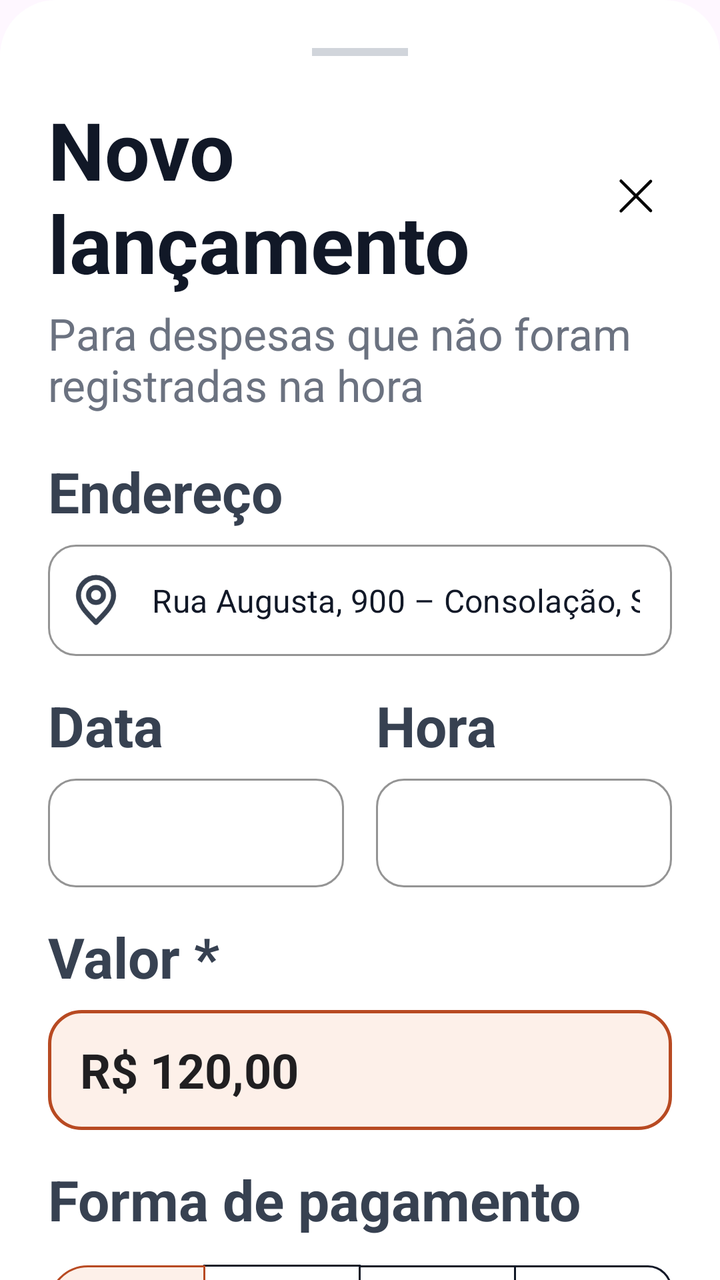
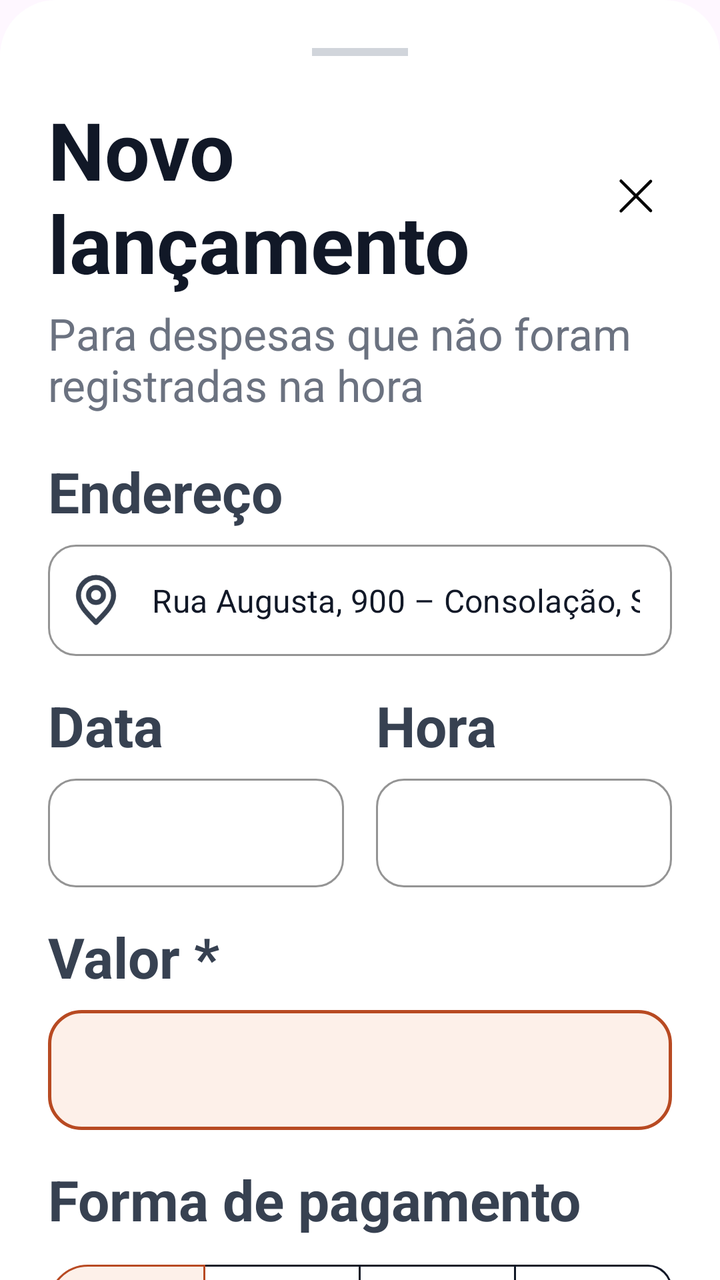

Two renders of the same Android screen: before a commit and after it. Below are the layout's source before the change and the commit's diff.
<!-- AndroidManifest.xml: application theme Theme.PIC -->
<!-- res/layout/bottom_sheet_new_expense.xml -->
<?xml version="1.0" encoding="utf-8"?>
<androidx.core.widget.NestedScrollView xmlns:android="http://schemas.android.com/apk/res/android"
    xmlns:app="http://schemas.android.com/apk/res-auto"
    xmlns:tools="http://schemas.android.com/tools"
    android:layout_width="match_parent"
    android:layout_height="wrap_content"
    android:background="@drawable/bg_bottom_sheet"
    android:fillViewport="true">

    <androidx.constraintlayout.widget.ConstraintLayout
        android:layout_width="match_parent"
        android:layout_height="wrap_content"
        android:padding="24dp">

        
        <View
            android:id="@+id/dragHandle"
            android:layout_width="48dp"
            android:layout_height="4dp"
            android:background="#D1D5DB"
            app:layout_constraintEnd_toEndOf="parent"
            app:layout_constraintStart_toStartOf="parent"
            app:layout_constraintTop_toTopOf="parent" />

        
        <TextView
            android:id="@+id/tvTitle"
            android:layout_width="0dp"
            android:layout_height="wrap_content"
            android:layout_marginTop="20dp"
            android:text="@string/new_expense_title"
            android:textColor="#111827"
            android:textSize="40sp"
            android:textStyle="bold"
            app:layout_constraintEnd_toStartOf="@id/btnClose"
            app:layout_constraintStart_toStartOf="parent"
            app:layout_constraintTop_toBottomOf="@id/dragHandle" />

        
        <ImageView
            android:id="@+id/btnClose"
            android:layout_width="36dp"
            android:layout_height="36dp"
            android:contentDescription="@null"
            android:src="@drawable/close"
            app:layout_constraintBottom_toBottomOf="@id/tvTitle"
            app:layout_constraintEnd_toEndOf="parent"
            app:layout_constraintTop_toTopOf="@id/tvTitle"/>

        
        <TextView
            android:id="@+id/tvSubtitle"
            android:layout_width="0dp"
            android:layout_height="wrap_content"
            android:layout_marginTop="4dp"
            android:text="@string/new_expense_subtitle"
            android:textColor="#6B7280"
            android:textSize="22sp"
            app:layout_constraintEnd_toEndOf="parent"
            app:layout_constraintStart_toStartOf="parent"
            app:layout_constraintTop_toBottomOf="@id/tvTitle" />

        
        <TextView
            android:id="@+id/lblAddress"
            android:layout_width="wrap_content"
            android:layout_height="wrap_content"
            android:layout_marginTop="20dp"
            android:text="@string/label_address"
            android:textColor="#374151"
            android:textSize="28sp"
            android:textStyle="bold"
            app:layout_constraintStart_toStartOf="parent"
            app:layout_constraintTop_toBottomOf="@id/tvSubtitle" />

        <com.google.android.material.textfield.TextInputLayout
            android:id="@+id/tilAddress"
            style="@style/Widget.MaterialComponents.TextInputLayout.OutlinedBox"
            android:layout_width="0dp"
            android:layout_height="wrap_content"
            android:layout_marginTop="8dp"
            app:boxCornerRadiusBottomEnd="14dp"
            app:boxCornerRadiusBottomStart="14dp"
            app:boxCornerRadiusTopEnd="14dp"
            app:boxCornerRadiusTopStart="14dp"
            app:boxStrokeColor="#D1D5DB"
            app:boxStrokeWidth="1dp"
            app:hintEnabled="false"
            app:startIconDrawable="@drawable/location"
            app:startIconTint="#374151"
            app:layout_constraintEnd_toEndOf="parent"
            app:layout_constraintStart_toStartOf="parent"
            app:layout_constraintTop_toBottomOf="@id/lblAddress">

            <com.google.android.material.textfield.TextInputEditText
                android:id="@+id/etAddress"
                android:layout_width="match_parent"
                android:layout_height="wrap_content"
                android:inputType="textPostalAddress"
                android:text="@string/placeholder_address"
                android:textColor="#111827"
                android:textSize="16sp" />
        </com.google.android.material.textfield.TextInputLayout>

        
        <TextView
            android:id="@+id/lblDate"
            android:layout_width="0dp"
            android:layout_height="wrap_content"
            android:layout_marginTop="16dp"
            android:layout_marginEnd="8dp"
            android:text="@string/label_date_short"
            android:textColor="#374151"
            android:textSize="28sp"
            android:textStyle="bold"
            app:layout_constraintEnd_toStartOf="@id/lblTime"
            app:layout_constraintStart_toStartOf="parent"
            app:layout_constraintTop_toBottomOf="@id/tilAddress" />

        <TextView
            android:id="@+id/lblTime"
            android:layout_width="0dp"
            android:layout_height="wrap_content"
            android:layout_marginStart="8dp"
            android:layout_marginTop="16dp"
            android:text="@string/label_time"
            android:textColor="#374151"
            android:textSize="28sp"
            android:textStyle="bold"
            app:layout_constraintEnd_toEndOf="parent"
            app:layout_constraintStart_toEndOf="@id/lblDate"
            app:layout_constraintTop_toBottomOf="@id/tilAddress" />

        
        <com.google.android.material.textfield.TextInputLayout
            android:id="@+id/tilDate"
            style="@style/Widget.MaterialComponents.TextInputLayout.OutlinedBox"
            android:layout_width="0dp"
            android:layout_height="wrap_content"
            android:layout_marginTop="8dp"
            android:layout_marginEnd="8dp"
            app:boxCornerRadiusBottomEnd="14dp"
            app:boxCornerRadiusBottomStart="14dp"
            app:boxCornerRadiusTopEnd="14dp"
            app:boxCornerRadiusTopStart="14dp"
            app:boxStrokeColor="#D1D5DB"
            app:boxStrokeWidth="1dp"
            app:hintEnabled="false"
            app:layout_constraintEnd_toStartOf="@id/tilTime"
            app:layout_constraintStart_toStartOf="parent"
            app:layout_constraintTop_toBottomOf="@id/lblDate">

            <com.google.android.material.textfield.TextInputEditText
                android:id="@+id/etDate"
                android:layout_width="match_parent"
                android:layout_height="wrap_content"
                android:inputType="none"
                android:textColor="#111827"
                android:textSize="15sp" />
        </com.google.android.material.textfield.TextInputLayout>

        
        <com.google.android.material.textfield.TextInputLayout
            android:id="@+id/tilTime"
            style="@style/Widget.MaterialComponents.TextInputLayout.OutlinedBox"
            android:layout_width="0dp"
            android:layout_height="wrap_content"
            android:layout_marginStart="8dp"
            android:layout_marginTop="8dp"
            app:boxCornerRadiusBottomEnd="14dp"
            app:boxCornerRadiusBottomStart="14dp"
            app:boxCornerRadiusTopEnd="14dp"
            app:boxCornerRadiusTopStart="14dp"
            app:boxStrokeColor="#D1D5DB"
            app:boxStrokeWidth="1dp"
            app:hintEnabled="false"
            app:layout_constraintEnd_toEndOf="parent"
            app:layout_constraintStart_toEndOf="@id/tilDate"
            app:layout_constraintTop_toBottomOf="@id/lblTime">

            <com.google.android.material.textfield.TextInputEditText
                android:id="@+id/etTime"
                android:layout_width="match_parent"
                android:layout_height="wrap_content"
                android:inputType="none"
                android:textColor="#111827"
                android:textSize="15sp" />
        </com.google.android.material.textfield.TextInputLayout>

        
        <TextView
            android:id="@+id/lblValue"
            android:layout_width="wrap_content"
            android:layout_height="wrap_content"
            android:layout_marginTop="16dp"
            android:text="@string/label_value"
            android:textColor="#374151"
            android:textSize="28sp"
            android:textStyle="bold"
            app:layout_constraintStart_toStartOf="parent"
            app:layout_constraintTop_toBottomOf="@id/tilDate" />

        <EditText
            android:id="@+id/etValue"
            android:layout_width="0dp"
            android:layout_height="60dp"
            android:layout_marginTop="8dp"
            android:background="@drawable/bg_expense_value_input"
            android:inputType="numberDecimal"
            android:paddingHorizontal="16dp"
            android:text="@string/placeholder_expense_value"
            android:textColor="#201F21"
            android:textSize="24sp"
            android:textStyle="bold"
            app:layout_constraintEnd_toEndOf="parent"
            app:layout_constraintStart_toStartOf="parent"
            app:layout_constraintTop_toBottomOf="@id/lblValue" />

        
        <TextView
            android:id="@+id/lblPaymentMethod"
            android:layout_width="wrap_content"
            android:layout_height="wrap_content"
            android:layout_marginTop="16dp"
            android:text="@string/label_payment_method"
            android:textColor="#374151"
            android:textSize="28sp"
            android:textStyle="bold"
            app:layout_constraintStart_toStartOf="parent"
            app:layout_constraintTop_toBottomOf="@id/etValue" />

        <com.google.android.material.button.MaterialButtonToggleGroup
            android:id="@+id/toggleGroupPayment"
            android:layout_width="0dp"
            android:layout_height="wrap_content"
            android:layout_marginTop="8dp"
            app:checkedButton="@id/btnPaymentCash"
            app:singleSelection="true"
            app:layout_constraintEnd_toEndOf="parent"
            app:layout_constraintStart_toStartOf="parent"
            app:layout_constraintTop_toBottomOf="@id/lblPaymentMethod"
            app:backgroundTint="@color/selector_payment_button_bg"
            app:strokeColor="@color/selector_payment_button_text"
            android:textColor="@color/selector_payment_button_text">

            <com.google.android.material.button.MaterialButton
                android:id="@+id/btnPaymentCash"
                style="@style/Widget.MaterialComponents.Button.OutlinedButton"
                android:layout_width="0dp"
                android:layout_height="48dp"
                android:layout_weight="1"
                android:text="@string/payment_cash"
                android:textAllCaps="false"
                android:textSize="13sp"
                app:cornerRadius="20dp"
                app:backgroundTint="@color/selector_payment_button_bg"
                app:strokeColor="@color/selector_payment_button_text"
                android:textColor="@color/selector_payment_button_text"/>

            <com.google.android.material.button.MaterialButton
                android:id="@+id/btnPaymentPix"
                style="@style/Widget.MaterialComponents.Button.OutlinedButton"
                android:layout_width="0dp"
                android:layout_height="48dp"
                android:layout_weight="1"
                android:text="@string/payment_pix"
                android:textAllCaps="false"
                app:cornerRadius="12dp"
                app:backgroundTint="@color/selector_payment_button_bg"
                app:strokeColor="@color/selector_payment_button_text"
                android:textColor="@color/selector_payment_button_text"/>

            <com.google.android.material.button.MaterialButton
                android:id="@+id/btnPaymentDebit"
                style="@style/Widget.MaterialComponents.Button.OutlinedButton"
                android:layout_width="0dp"
                android:layout_height="48dp"
                android:layout_weight="1"
                android:text="@string/payment_debit"
                android:textAllCaps="false"
                android:textSize="13sp"
                app:cornerRadius="12dp"
                app:backgroundTint="@color/selector_payment_button_bg"
                app:strokeColor="@color/selector_payment_button_text"
                android:textColor="@color/selector_payment_button_text"/>

            <com.google.android.material.button.MaterialButton
                android:id="@+id/btnPaymentCredit"
                style="@style/Widget.MaterialComponents.Button.OutlinedButton"
                android:layout_width="0dp"
                android:layout_height="48dp"
                android:layout_weight="1"
                android:text="@string/payment_credit"
                android:textAllCaps="false"
                android:textSize="13sp"
                app:cornerRadius="12dp"
                app:backgroundTint="@color/selector_payment_button_bg"
                app:strokeColor="@color/selector_payment_button_text"
                android:textColor="@color/selector_payment_button_text"/>

        </com.google.android.material.button.MaterialButtonToggleGroup>

        
        <TextView
            android:id="@+id/lblType"
            android:layout_width="0dp"
            android:layout_height="wrap_content"
            android:layout_marginTop="16dp"
            android:layout_marginEnd="8dp"
            android:text="@string/label_type"
            android:textColor="#374151"
            android:textSize="28sp"
            android:textStyle="bold"
            app:layout_constraintEnd_toStartOf="@id/lblSubtype"
            app:layout_constraintStart_toStartOf="parent"
            app:layout_constraintTop_toBottomOf="@id/toggleGroupPayment" />

        <TextView
            android:id="@+id/lblSubtype"
            android:layout_width="0dp"
            android:layout_height="wrap_content"
            android:layout_marginStart="8dp"
            android:layout_marginTop="16dp"
            android:text="@string/label_subtype"
            android:textColor="#374151"
            android:textSize="28sp"
            android:textStyle="bold"
            app:layout_constraintEnd_toEndOf="parent"
            app:layout_constraintStart_toEndOf="@id/lblType"
            app:layout_constraintTop_toBottomOf="@id/toggleGroupPayment" />

        <com.google.android.material.textfield.TextInputLayout
            android:id="@+id/tilType"
            style="@style/Widget.MaterialComponents.TextInputLayout.OutlinedBox.ExposedDropdownMenu"
            android:layout_width="0dp"
            android:layout_height="wrap_content"
            android:layout_marginTop="8dp"
            android:layout_marginEnd="8dp"
            app:boxCornerRadiusBottomEnd="14dp"
            app:boxCornerRadiusBottomStart="14dp"
            app:boxCornerRadiusTopEnd="14dp"
            app:boxCornerRadiusTopStart="14dp"
            app:boxStrokeColor="#D1D5DB"
            app:boxStrokeWidth="1dp"
            app:hintEnabled="false"
            app:layout_constraintEnd_toStartOf="@id/tilSubtype"
            app:layout_constraintStart_toStartOf="parent"
            app:layout_constraintTop_toBottomOf="@id/lblType">

            <AutoCompleteTextView
                android:id="@+id/actType"
                android:layout_width="match_parent"
                android:layout_height="wrap_content"
                android:inputType="none"
                android:text="Lazer"
                android:textColor="#111827"
                android:textSize="15sp" />
        </com.google.android.material.textfield.TextInputLayout>

        <com.google.android.material.textfield.TextInputLayout
            android:id="@+id/tilSubtype"
            style="@style/Widget.MaterialComponents.TextInputLayout.OutlinedBox.ExposedDropdownMenu"
            android:layout_width="0dp"
            android:layout_height="wrap_content"
            android:layout_marginStart="8dp"
            android:layout_marginTop="8dp"
            app:boxCornerRadiusBottomEnd="14dp"
            app:boxCornerRadiusBottomStart="14dp"
            app:boxCornerRadiusTopEnd="14dp"
            app:boxCornerRadiusTopStart="14dp"
            app:boxStrokeColor="#D1D5DB"
            app:boxStrokeWidth="1dp"
            app:hintEnabled="false"
            app:layout_constraintEnd_toEndOf="parent"
            app:layout_constraintStart_toEndOf="@id/tilType"
            app:layout_constraintTop_toBottomOf="@id/lblSubtype">

            <AutoCompleteTextView
                android:id="@+id/actSubtype"
                android:layout_width="match_parent"
                android:layout_height="wrap_content"
                android:inputType="none"
                android:text="Bar"
                android:textColor="#111827"
                android:textSize="15sp" />
        </com.google.android.material.textfield.TextInputLayout>

        
        <TextView
            android:id="@+id/lblDescription"
            android:layout_width="wrap_content"
            android:layout_height="wrap_content"
            android:layout_marginTop="16dp"
            android:text="@string/label_description"
            android:textColor="#374151"
            android:textSize="28sp"
            android:textStyle="bold"
            app:layout_constraintStart_toStartOf="parent"
            app:layout_constraintTop_toBottomOf="@id/tilType" />

        <com.google.android.material.textfield.TextInputLayout
            android:id="@+id/tilDescription"
            style="@style/Widget.MaterialComponents.TextInputLayout.OutlinedBox"
            android:layout_width="0dp"
            android:layout_height="wrap_content"
            android:layout_marginTop="8dp"
            app:boxCornerRadiusBottomEnd="14dp"
            app:boxCornerRadiusBottomStart="14dp"
            app:boxCornerRadiusTopEnd="14dp"
            app:boxCornerRadiusTopStart="14dp"
            app:boxStrokeColor="#D1D5DB"
            app:boxStrokeWidth="1dp"
            app:hintEnabled="false"
            app:layout_constraintEnd_toEndOf="parent"
            app:layout_constraintStart_toStartOf="parent"
            app:layout_constraintTop_toBottomOf="@id/lblDescription">

            <com.google.android.material.textfield.TextInputEditText
                android:id="@+id/etDescription"
                android:layout_width="match_parent"
                android:layout_height="wrap_content"
                android:inputType="textCapSentences"
                android:textColor="#111827"
                android:textSize="15sp" />
        </com.google.android.material.textfield.TextInputLayout>

        
        <LinearLayout
            android:id="@+id/layoutButtons"
            android:layout_width="0dp"
            android:layout_height="wrap_content"
            android:layout_marginTop="24dp"
            android:orientation="horizontal"
            app:layout_constraintEnd_toEndOf="parent"
            app:layout_constraintStart_toStartOf="parent"
            app:layout_constraintTop_toBottomOf="@id/tilDescription">

            
            <com.google.android.material.button.MaterialButton
                android:id="@+id/btnCancel"
                style="@style/Widget.MaterialComponents.Button.OutlinedButton"
                android:layout_width="0dp"
                android:layout_height="64dp"
                android:layout_marginEnd="12dp"
                android:layout_weight="1"
                android:text="@string/btn_cancel"
                android:textAllCaps="false"
                android:textColor="#111827"
                android:textSize="20sp"
                android:textStyle="bold"
                app:cornerRadius="16dp"
                app:strokeColor="#D1D5DB"
                app:strokeWidth="1dp" />

            
            <com.google.android.material.button.MaterialButton
                android:id="@+id/btnSaveExpense"
                android:layout_width="0dp"
                android:layout_height="64dp"
                android:layout_weight="1.6"
                android:backgroundTint="#B84A22"
                android:text="@string/btn_save_expense"
                android:textAllCaps="false"
                android:textColor="@color/white"
                android:textSize="20sp"
                android:textStyle="bold"
                app:cornerRadius="16dp" />

        </LinearLayout>

    </androidx.constraintlayout.widget.ConstraintLayout>
</androidx.core.widget.NestedScrollView>
<!-- resources referenced by this layout -->
<resources>
  <color name="white">#FFFFFFFF</color>
  <!-- drawable bg_bottom_sheet (drawable) -->
  <?xml version="1.0" encoding="utf-8"?>
  <shape xmlns:android="http://schemas.android.com/apk/res/android"
      android:shape="rectangle">
      <solid android:color="@color/white" />
      <corners
          android:topLeftRadius="28dp"
          android:topRightRadius="28dp" />
  </shape>
  <!-- drawable bg_expense_value_input (drawable) -->
  <?xml version="1.0" encoding="utf-8"?>
  <shape xmlns:android="http://schemas.android.com/apk/res/android"
      android:shape="rectangle">
      <solid android:color="#FDF0E9" />
      <stroke
          android:width="1.5dp"
          android:color="#B84A22" />
      <corners android:radius="16dp" />
  </shape>
  <!-- drawable close (drawable) -->
  <vector xmlns:android="http://schemas.android.com/apk/res/android" android:height="26dp" android:viewportHeight="24" android:viewportWidth="24" android:width="26dp">
        
      <path android:fillColor="#ffffff" android:pathData="M0,0h24v24h-24z"/>
        
      <path android:fillColor="#00000000" android:pathData="M7,17L16.899,7.101" android:strokeColor="#000000" android:strokeLineCap="round" android:strokeLineJoin="round" android:strokeWidth="1"/>
        
      <path android:fillColor="#00000000" android:pathData="M7,7L16.899,16.899" android:strokeColor="#000000" android:strokeLineCap="round" android:strokeLineJoin="round" android:strokeWidth="1"/>
      
  </vector>
  <!-- drawable location (drawable) -->
  <vector xmlns:android="http://schemas.android.com/apk/res/android" android:height="30dp" android:viewportHeight="24" android:viewportWidth="24" android:width="30dp">
        
      <path android:fillColor="#00000000" android:pathData="M12,21C15.5,17.4 19,14.176 19,10.2C19,6.224 15.866,3 12,3C8.134,3 5,6.224 5,10.2C5,14.176 8.5,17.4 12,21Z" android:strokeColor="#000000" android:strokeLineCap="round" android:strokeLineJoin="round" android:strokeWidth="2"/>
        
      <path android:fillColor="#00000000" android:pathData="M12,13C13.657,13 15,11.657 15,10C15,8.343 13.657,7 12,7C10.343,7 9,8.343 9,10C9,11.657 10.343,13 12,13Z" android:strokeColor="#000000" android:strokeLineCap="round" android:strokeLineJoin="round" android:strokeWidth="2"/>
      
  </vector>
  <string name="btn_cancel">Cancelar</string>
  <string name="btn_save_expense">Salvar despesa</string>
  <string name="label_address">Endereço</string>
  <string name="label_date_short">Data</string>
  <string name="label_description">Descrição *</string>
  <string name="label_payment_method">Forma de pagamento</string>
  <string name="label_subtype">Subtipo</string>
  <string name="label_time">Hora</string>
  <string name="label_type">Tipo</string>
  <string name="label_value">Valor *</string>
  <string name="new_expense_subtitle">Para despesas que não foram registradas na hora</string>
  <string name="new_expense_title">Novo lançamento</string>
  <string name="payment_cash">Dinheiro</string>
  <string name="payment_credit">Crédito</string>
  <string name="payment_debit">Débito</string>
  <string name="payment_pix">Pix</string>
  <string name="placeholder_address">Rua Augusta, 900 – Consolação, São Paulo</string>
  <string name="placeholder_expense_value">R$ 120,00</string>
  <style name="Theme.PIC" parent="Base.Theme.PIC" />
  <style name="Base.Theme.PIC" parent="Theme.Material3.DayNight.NoActionBar">
          
          
      </style>
</resources>

<!-- the commit's change to res/layout/bottom_sheet_new_expense.xml (unified diff, before → after) -->
@@ -208,7 +208,6 @@
             android:background="@drawable/bg_expense_value_input"
             android:inputType="numberDecimal"
             android:paddingHorizontal="16dp"
-            android:text="@string/placeholder_expense_value"
             android:textColor="#201F21"
             android:textSize="24sp"
             android:textStyle="bold"
@@ -265,19 +264,6 @@
                 android:layout_weight="1"
                 android:text="@string/payment_pix"
                 android:textAllCaps="false"
-                app:cornerRadius="12dp"
-                app:backgroundTint="@color/selector_payment_button_bg"
-                app:strokeColor="@color/selector_payment_button_text"
-                android:textColor="@color/selector_payment_button_text"/>
-
-            <com.google.android.material.button.MaterialButton
-                android:id="@+id/btnPaymentDebit"
-                style="@style/Widget.MaterialComponents.Button.OutlinedButton"
-                android:layout_width="0dp"
-                android:layout_height="48dp"
-                android:layout_weight="1"
-                android:text="@string/payment_debit"
-                android:textAllCaps="false"
                 android:textSize="13sp"
                 app:cornerRadius="12dp"
                 app:backgroundTint="@color/selector_payment_button_bg"
@@ -285,12 +271,12 @@
                 android:textColor="@color/selector_payment_button_text"/>
 
             <com.google.android.material.button.MaterialButton
-                android:id="@+id/btnPaymentCredit"
+                android:id="@+id/btnPaymentDebit"
                 style="@style/Widget.MaterialComponents.Button.OutlinedButton"
                 android:layout_width="0dp"
                 android:layout_height="48dp"
                 android:layout_weight="1"
-                android:text="@string/payment_credit"
+                android:text="@string/payment_debit"
                 android:textAllCaps="false"
                 android:textSize="13sp"
                 app:cornerRadius="12dp"
@@ -298,6 +284,20 @@
                 app:strokeColor="@color/selector_payment_button_text"
                 android:textColor="@color/selector_payment_button_text"/>
 
+            <com.google.android.material.button.MaterialButton
+                android:id="@+id/btnPaymentCredit"
+                style="@style/Widget.MaterialComponents.Button.OutlinedButton"
+                android:layout_width="0dp"
+                android:layout_height="48dp"
+                android:layout_weight="1"
+                android:text="@string/payment_credit"
+                android:textAllCaps="false"
+                android:textSize="13sp"
+                app:cornerRadius="12dp"
+                app:backgroundTint="@color/selector_payment_button_bg"
+                app:strokeColor="@color/selector_payment_button_text"
+                android:textColor="@color/selector_payment_button_text"/>
+
         </com.google.android.material.button.MaterialButtonToggleGroup>
 
         
<!-- resource entries referenced after the edit -->
@@ -55,7 +55,6 @@
   <string name="payment_debit">Débito</string>
   <string name="payment_pix">Pix</string>
   <string name="placeholder_address">Rua Augusta, 900 – Consolação, São Paulo</string>
-  <string name="placeholder_expense_value">R$ 120,00</string>
   <style name="Theme.PIC" parent="Base.Theme.PIC" />
   <style name="Base.Theme.PIC" parent="Theme.Material3.DayNight.NoActionBar">
           
